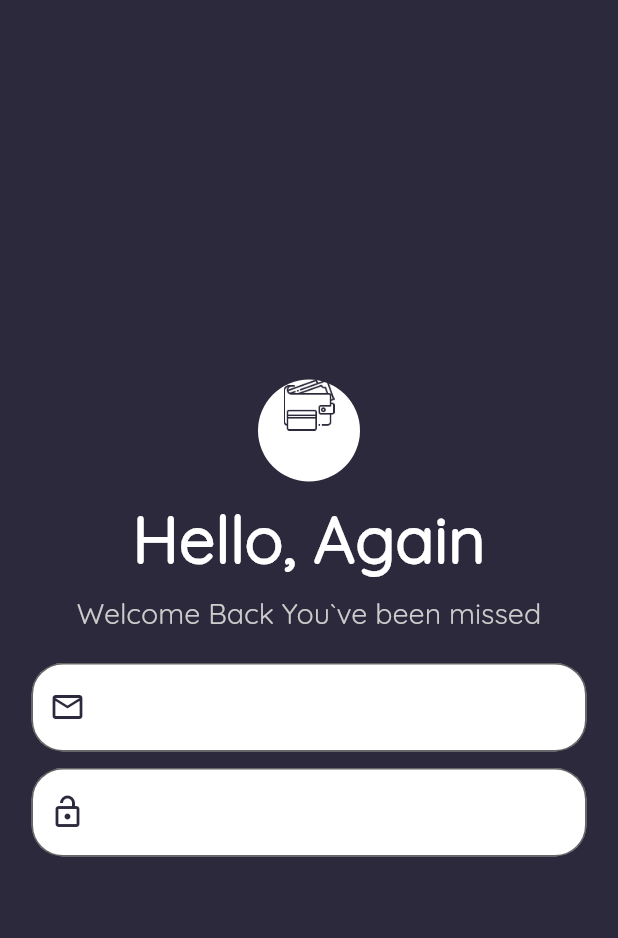
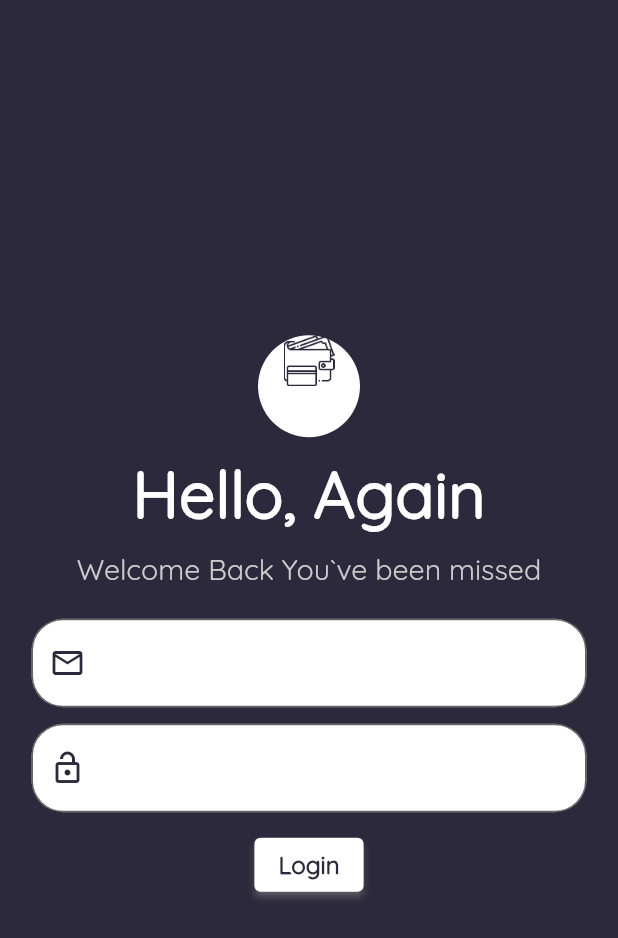
Before and after one commit to BILALAHMAD5587/expenser, a Flutter app: the screen it shows after launch, on a phone screen of 412 x 824 dp. Shown: the top 938 px of the screen. Run offline on Flutter 3.47's test engine with Material 2 defaults, Android fonts, the phone set to English and light mode, and no system bars.

Commit message:
expenser_app

```diff
--- a/lib/screens/user_onboarding/login/login_page.dart
+++ b/lib/screens/user_onboarding/login/login_page.dart
@@ -1,4 +1,5 @@
 import 'package:expenser_app/ui/custom_widgets/custom_logo_stack.dart';
+import 'package:expenser_app/ui/custom_widgets/custom_rounded_btn.dart';
 import 'package:expenser_app/ui/custom_widgets/custom_textfiled.dart';
 import 'package:expenser_app/ui/custom_widgets/ui_helper.dart';
 import 'package:flutter/material.dart';
@@ -49,18 +50,22 @@ class _LoginPageState extends State<LoginPage> {
                 height: 21,
               ),
               CustomTextFiled(
-                  mcontroller: userNameController,
-                  mfillcolor: Theme.of(context).canvasColor,
+                mcontroller: userNameController,
+                mfillcolor: Theme.of(context).canvasColor,
                 micon: Icons.email_outlined,
               ),
               SizedBox(
                 height: 11,
               ),
               CustomTextFiled(
-                  mcontroller: passController,
-                  mfillcolor: Theme.of(context).canvasColor,
-              micon: Icons.lock_open_outlined,
-              )
+                mcontroller: passController,
+                mfillcolor: Theme.of(context).canvasColor,
+                micon: Icons.lock_open_outlined,
+              ),
+              SizedBox(
+                height: 11,
+              ),
+              CustomRoundedBtn(callback: () {}, text: "Login")
             ],
           ),
         ),
--- /dev/null
+++ b/lib/ui/custom_widgets/custom_rounded_btn.dart
@@ -0,0 +1,25 @@
+import 'package:expenser_app/ui/custom_widgets/ui_helper.dart';
+import 'package:flutter/material.dart';
+
+class CustomRoundedBtn extends StatelessWidget {
+  VoidCallback callback;
+  String text;
+
+  CustomRoundedBtn({required this.callback, required this.text});
+
+  @override
+  Widget build(BuildContext context) {
+    return ElevatedButton(
+      onPressed: callback,
+      child: Text(
+        text,
+        style: mTextStylr16(
+            mColor: Theme.of(context).backgroundColor,
+            fontweight: FontWeight.w800),
+      ),
+      style: ElevatedButton.styleFrom(
+        primary: Theme.of(context).canvasColor,
+      ),
+    );
+  }
+}
--- a/lib/ui/custom_widgets/custom_textfiled.dart
+++ b/lib/ui/custom_widgets/custom_textfiled.dart
@@ -5,14 +5,18 @@ class CustomTextFiled extends StatelessWidget {
   Color mfillcolor;
   IconData micon;
 
-  CustomTextFiled({required this.mcontroller, required this.mfillcolor, required this.micon});
+  CustomTextFiled(
+      {required this.mcontroller,
+      required this.mfillcolor,
+      required this.micon});
 
   @override
   Widget build(BuildContext context) {
     return TextField(
       controller: mcontroller,
       decoration: InputDecoration(
-        prefixIcon: Icon(micon),
+          prefixIcon: Icon(micon),
+          iconColor: Theme.of(context).backgroundColor,
           prefixIconColor: Theme.of(context).backgroundColor,
           fillColor: mfillcolor,
           filled: true,
```
